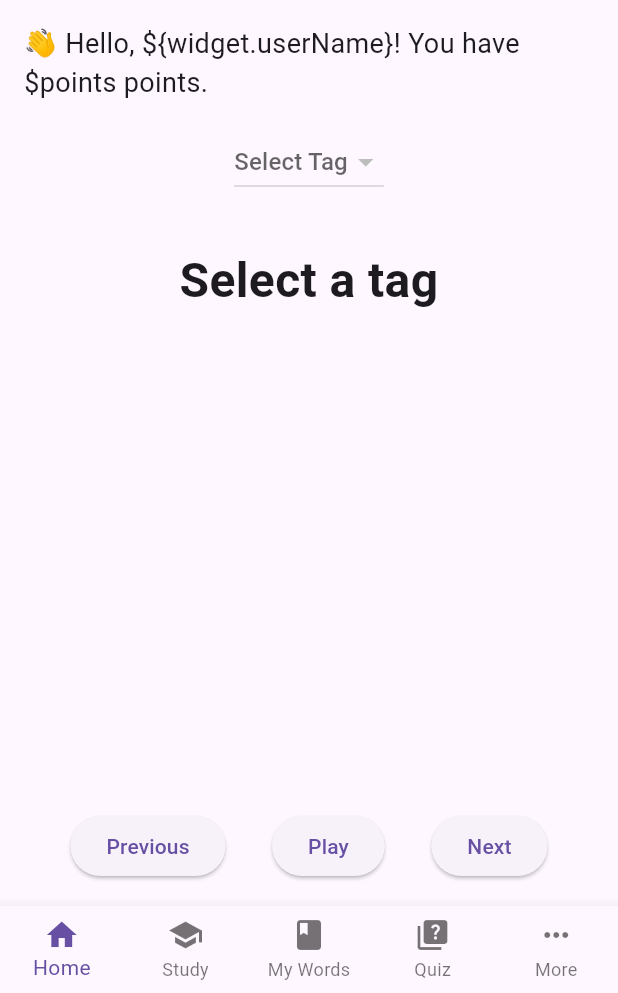
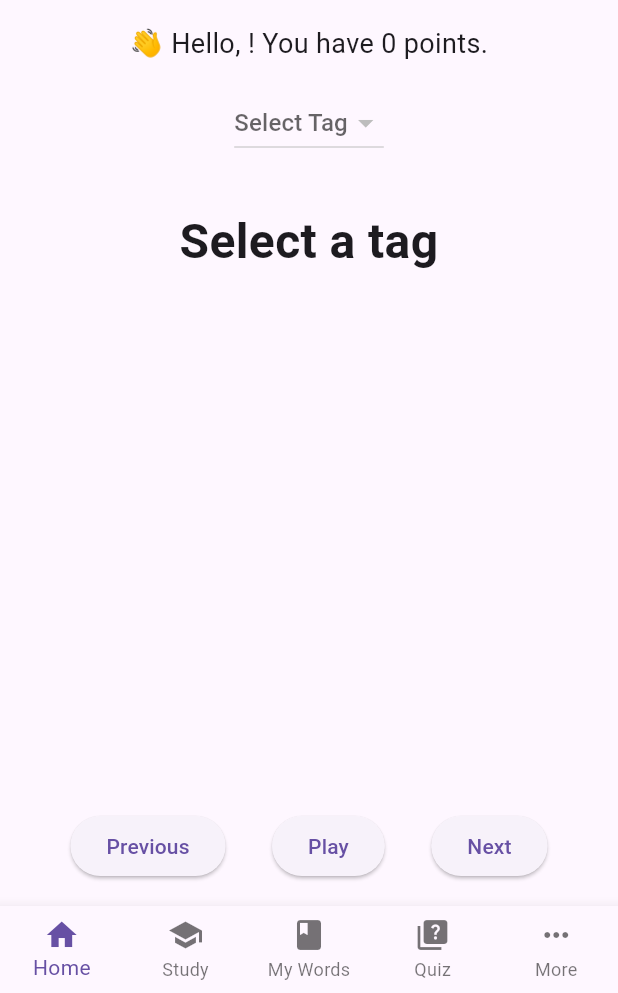
Before and after one commit to 816eric/FlutterSpell, a Flutter app: the screen it shows after launch, after a tap on "Play", on a phone screen of 412 x 824 dp, the part 243-1236 px from its top. Run offline on Flutter 3.47's test engine with Material 3 defaults, Android fonts, the phone set to English and light mode, and no system bars; our stand-ins replace flutter_tts, shared_preferences; missing offline and left inert: dart:js_util; network calls fail.

Commit message:
add user login history, restore study history once user login

```diff
--- a/lib/main.dart
+++ b/lib/main.dart
@@ -28,15 +28,31 @@ class MainTabController extends StatefulWidget {
 
 class _MainTabControllerState extends State<MainTabController> {
   int _selectedIndex = 0;
-  final String userName = "Admin";
+  String userName = "";
 
-  static const List<Widget> _pages = <Widget>[
-    HomePage(userName: "Admin"),
-    StudyPage(userName: "Admin"),
-    MyWordsPage(userName: "Admin"),
-    QuizPage(userName: "Admin"),
-    OverflowMenu(userName: "Admin"),
-  ];
+  void _onUserLogin(String newUserName) {
+    setState(() {
+      userName = newUserName;
+    });
+  }
+
+  void _onUserLogout() {
+    setState(() {
+      userName = "";
+    });
+  }
+
+  List<Widget> get _pages => [
+        HomePage(userName: userName),
+        StudyPage(userName: userName),
+        MyWordsPage(userName: userName),
+        QuizPage(userName: userName),
+        OverflowMenu(
+          userName: userName,
+          onLogin: _onUserLogin,
+          onLogout: _onUserLogout,
+        ),
+      ];
 
   void _onItemTapped(int index) => setState(() => _selectedIndex = index);
 
--- a/lib/screens/home_page.dart
+++ b/lib/screens/home_page.dart
@@ -13,6 +13,7 @@ class HomePage extends StatefulWidget {
 }
 
 class _HomePageState extends State<HomePage> {
+  int _playSession = 0;
   final FlutterTts tts = FlutterTts();
   List<String> tags = [];
   String? selectedTag;
@@ -42,12 +43,23 @@ class _HomePageState extends State<HomePage> {
   }
 
   Future<void> fetchUserData() async {
-    final profile = await SpellApiService.getUserProfile("Eric");
+    final profile = await SpellApiService.getUserProfile(widget.userName);
     final userTags = await SpellApiService.getUserTags(widget.userName);
+    String? latestTag;
+    try {
+      latestTag = await SpellApiService.getLatestLoginTag(widget.userName);
+    } catch (_) {
+      latestTag = null;
+    }
+    String? preselectTag = (latestTag != null && userTags.contains(latestTag)) ? latestTag : null;
     setState(() {
       points = profile['total_points'] ?? 0;
       tags = List<String>.from(userTags);
+      selectedTag = preselectTag;
     });
+    if (preselectTag != null) {
+      fetchWords(preselectTag);
+    }
   }
 
   Future<void> fetchWords(String tag) async {
@@ -59,15 +71,19 @@ class _HomePageState extends State<HomePage> {
   }
 
   Future<void> _playWord() async {
-    if (words.isNotEmpty) {
-      final word = words[currentIndex]['text'];
-      // Web: use SpeechSynthesis API
+    if (words.isEmpty) return;
+    _playSession++;
+    final int session = _playSession;
+    final word = words[currentIndex]['text'];
+
+    for (int i = 0; i < 3; i++) {
+      // Cancel previous speech before starting
       if (identical(0, 0.0)) { // kIsWeb
         try {
           final synth = js_util.getProperty(js_util.globalThis, 'speechSynthesis');
+          js_util.callMethod(synth, 'cancel', []);
           final voices = js_util.callMethod(synth, 'getVoices', []);
           final voicesList = List.from(voices);
-          // Detect if the word contains Chinese characters
           final isChinese = RegExp(r'[\u4e00-\u9fff]').hasMatch(word);
           var selectedVoice;
           if (isChinese) {
@@ -95,8 +111,14 @@ class _HomePageState extends State<HomePage> {
           print("Web TTS Error: $e");
         }
       } else {
+        await tts.stop();
         final result = await tts.speak(word);
         print("TTS Speak Result: $result");
+      }
+      // Wait for 5 seconds before next repeat, but break if session is outdated
+      for (int j = 0; j < 50; j++) {
+        await Future.delayed(const Duration(milliseconds: 100));
+        if (_playSession != session) return;
       }
     }
   }
@@ -130,7 +152,7 @@ class _HomePageState extends State<HomePage> {
         padding: const EdgeInsets.all(16),
         child: Column(
           children: [
-            Text("👋 Hello, \${widget.userName}! You have \$points points.",
+            Text("👋 Hello, ${widget.userName}! You have $points points.",
               style: const TextStyle(fontSize: 18),
             ),
             const SizedBox(height: 16),
@@ -145,6 +167,7 @@ class _HomePageState extends State<HomePage> {
                   setState(() {
                     selectedTag = tag;
                   });
+                  SpellApiService.logLoginHistory(widget.userName, tag: tag);
                   fetchWords(tag);
                 }
               },
--- a/pubspec.yaml
+++ b/pubspec.yaml
@@ -30,6 +30,7 @@ environment:
 dependencies:
   flutter:
     sdk: flutter
+  shared_preferences: ^2.2.2
 
   # The following adds the Cupertino Icons font to your application.
   # Use with the CupertinoIcons class for iOS style icons.
```
Also changed, not shown: lib/screens/overflow_menu.dart (+21 -2 lines), lib/screens/settings.dart (added, +241 -0 lines), lib/services/spell_api_service.dart (+56 -1 lines), pubspec.lock, 1 other file.
